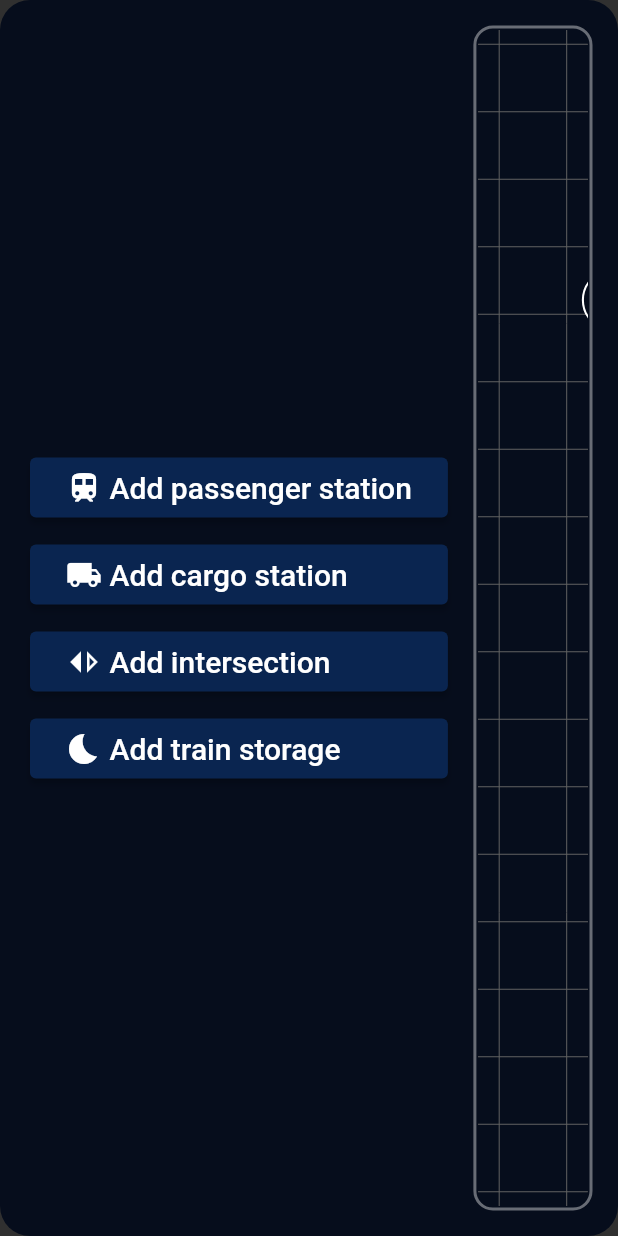
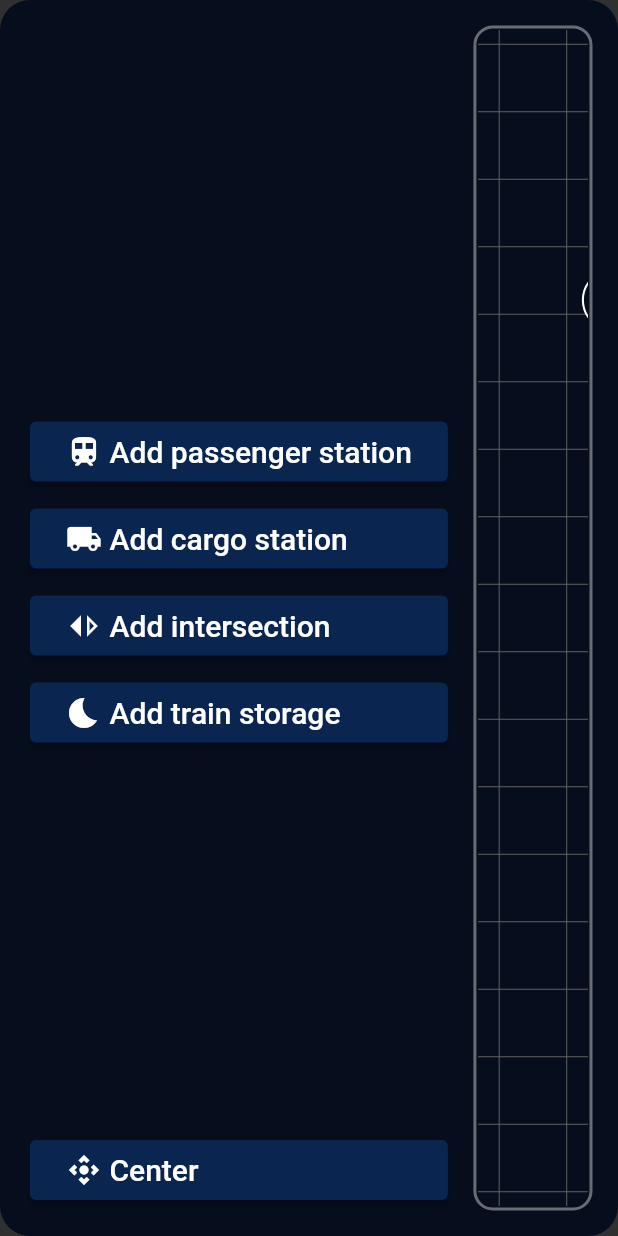
Before and after one commit to Janrupf/eep-bridge-host, a Flutter app: the LayoutEditor widget shown alone on an empty page, opened directly, on a phone screen of 412 x 824 dp. Run offline on Flutter 3.47's test engine with Material 2 defaults, Android fonts, the phone set to English and light mode, and no system bars; our stand-ins replace fixnum, fl_chart, logger; missing offline and left inert: protobuf; statements that could not run were skipped.

Commit message:
Add center button to layout editor

```diff
--- a/lib/views/layout/layout_editor.dart
+++ b/lib/views/layout/layout_editor.dart
@@ -23,7 +23,7 @@ class LayoutEditor extends StatelessWidget {
             mainAxisSize: MainAxisSize.max,
             children: [
               Padding(
-                padding: EdgeInsets.only(left: 20),
+                padding: EdgeInsets.only(left: 20, top: 20, bottom: 20),
                 child: _buildControlColumn(context),
               ),
               Flexible(
@@ -41,6 +41,7 @@ class LayoutEditor extends StatelessWidget {
           crossAxisAlignment: CrossAxisAlignment.stretch,
           mainAxisAlignment: MainAxisAlignment.center,
           children: [
+            Spacer(),
             SlimIconButton(
               icon: Icons.train,
               label: Intl.message("Add passenger station"),
@@ -72,6 +73,12 @@ class LayoutEditor extends StatelessWidget {
               label: Intl.message("Add train storage"),
               onPressed: () {},
             ),
+            Spacer(),
+            SlimIconButton(
+              icon: Icons.control_camera,
+              label: Intl.message("Center"),
+              onPressed: () => _controller.pan = Offset(0, 0),
+            )
           ],
         ),
       );
```
Also changed, not shown: lib/views/layout/layout_canvas_controller.dart (+7 -0 lines).
